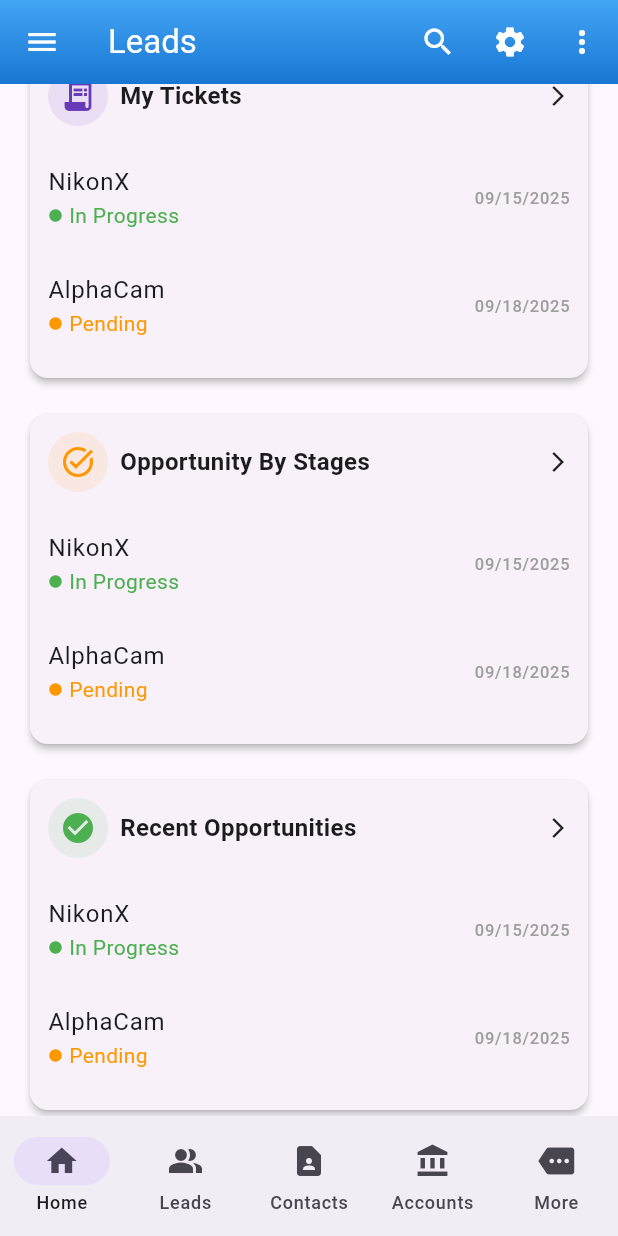
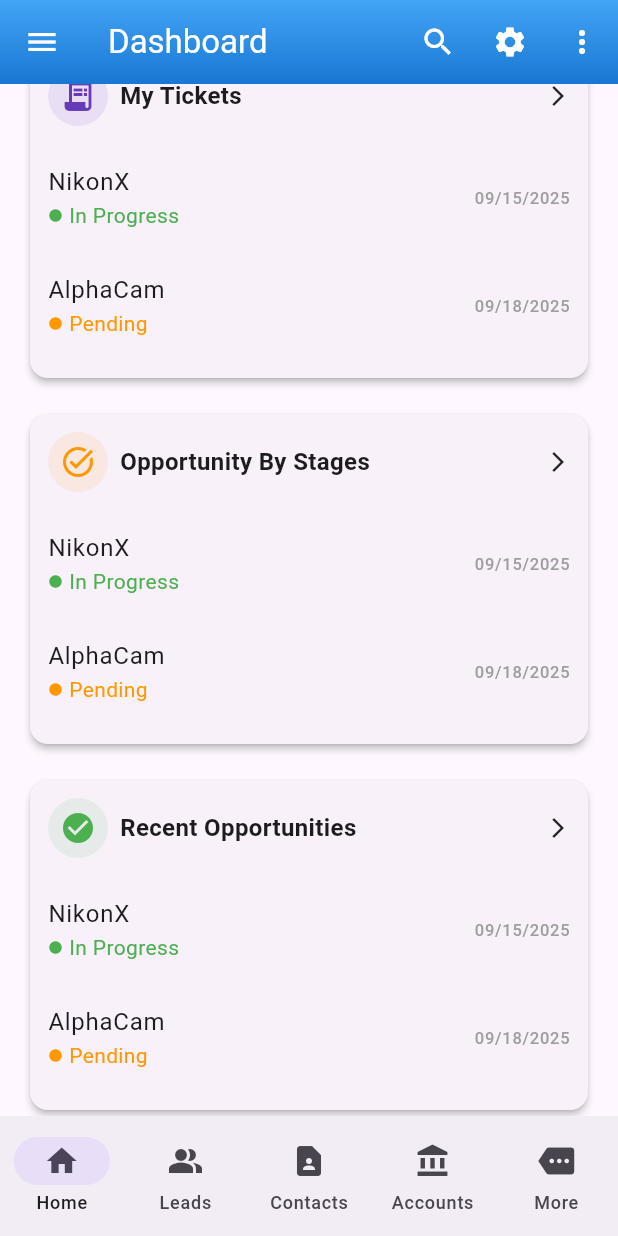
Before and after one commit to KMG-ORG/flutter-crm-mobile, a Flutter app: the HomePage screen opened directly, scrolled down 196 dp, on a phone screen of 412 x 824 dp. Run offline on Flutter 3.47's test engine with Material 3 defaults, Android fonts, the phone set to English and light mode, and no system bars; our stand-ins replace flutter_dotenv, flutter_secure_storage; accounts and stored records are empty.

Commit message:
changes for more screen

```diff
--- a/lib/homePage.dart
+++ b/lib/homePage.dart
@@ -2,6 +2,7 @@
 import 'package:crm_mobile/dashboard.dart';
 import 'package:crm_mobile/leads.dart';
 import 'package:crm_mobile/screens/profile/profile_page.dart';
+import 'package:crm_mobile/screens/more/more_page.dart';
 import 'package:flutter/material.dart';
 import 'shared/bottomNav.dart';
 
@@ -16,21 +17,33 @@
   final GlobalKey<ScaffoldState> _scaffoldKey = GlobalKey<ScaffoldState>();
   int _selectedIndex = 0;
 
-  final List<Widget> _pages = [
+  List<Widget> get _pages => [
     const Dashboard(),
     const LeadsPage(),
     const Center(child: Text("Contacts Page")),
     const Center(child: Text("Accounts Page")),
-    const Center(child: Text("More Page")),
+    MorePage(
+      onClose: () {
+        setState(() {
+          _selectedIndex = 0; // go back to Home
+        });
+      },
+    ),
   ];
 
   @override
   Widget build(BuildContext context) {
     return Scaffold(
       key: _scaffoldKey,
-
-      appBar: AppBar(
-        title: const Text("Leads", style: TextStyle(color: Colors.white)),
+      appBar: _selectedIndex == 4
+          ? null // hide AppBar for MorePage
+          : AppBar(
+              title: Text(
+                _getTitleForIndex(_selectedIndex),
+                style: const TextStyle(color: Colors.white),
+              ),
+              // appBar: AppBar(
+              //   title: const Text("Leads", style: TextStyle(color: Colors.white)),
               iconTheme: const IconThemeData(
                 color: Colors.white,
               ), // 🔹 makes hamburger icon white
@@ -93,4 +106,19 @@
       body: _pages[_selectedIndex],
     );
   }
+
+  String _getTitleForIndex(int index) {
+    switch (index) {
+      case 0:
+        return "Dashboard";
+      case 1:
+        return "Leads";
+      case 2:
+        return "Contacts";
+      case 3:
+        return "Accounts";
+      default:
+        return "";
     }
+  }
+}
```
Lines whose indentation alone changed are shown as unchanged.
